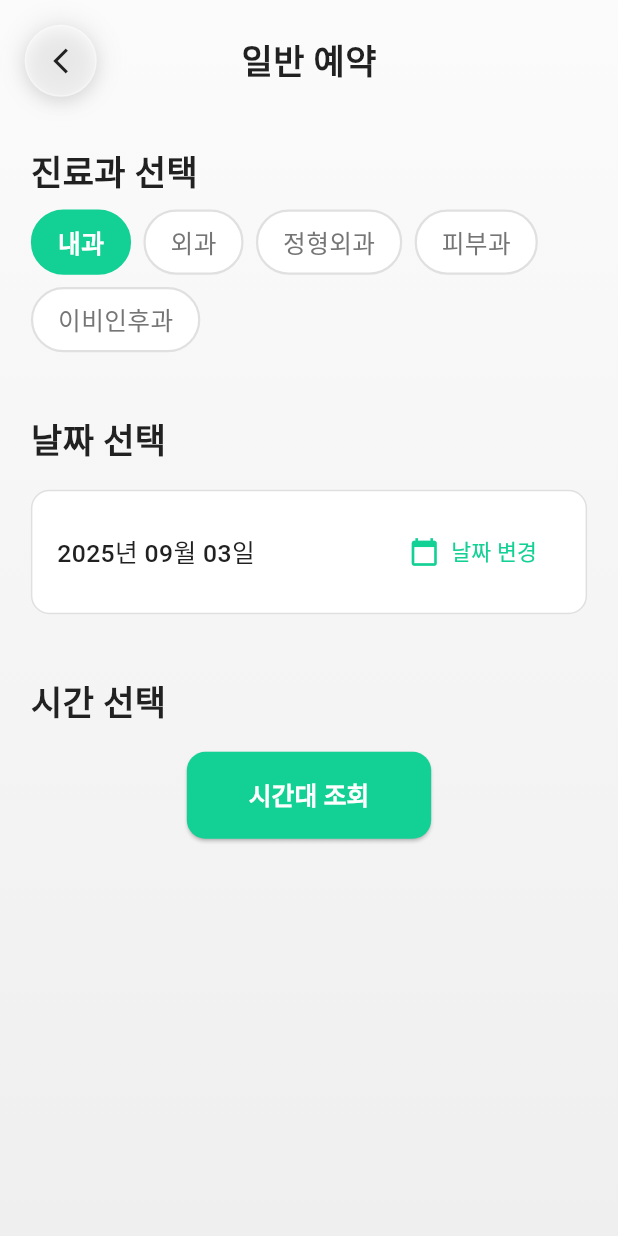
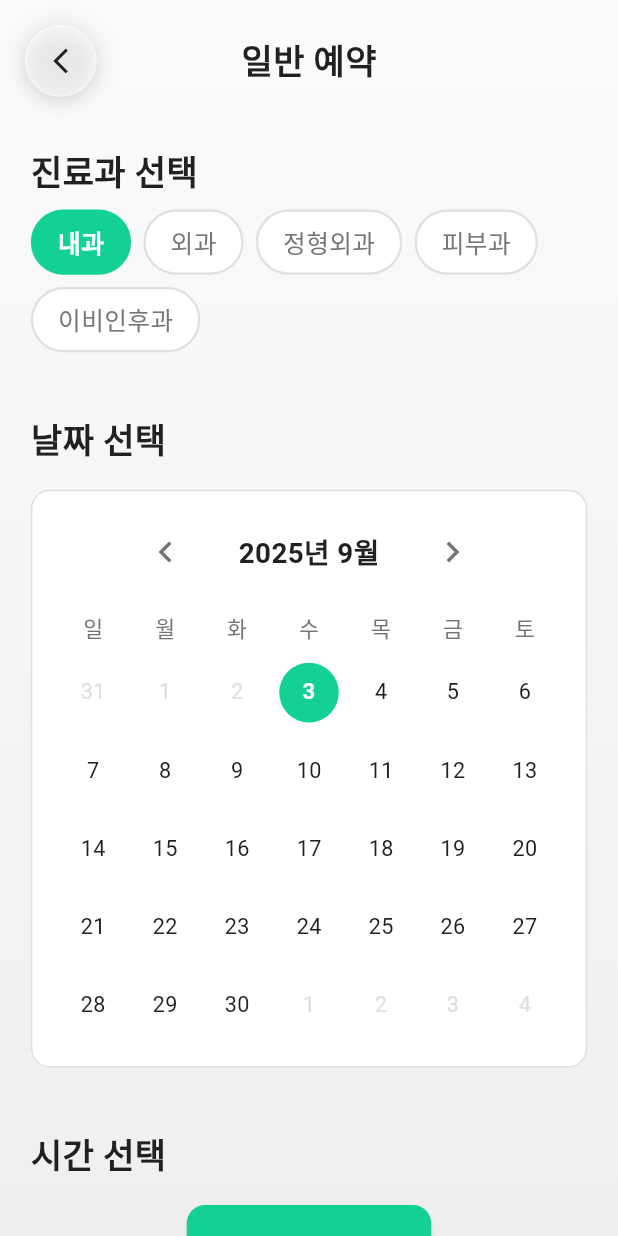
Before and after one commit to 9oormthon-univ/2025_SEASONTHON_TEAM_45_APP, a Flutter app: the GeneralAppointmentView screen opened directly, after a tap on "내과", on a phone screen of 412 x 824 dp. Run offline on Flutter 3.47's test engine with Material 3 defaults, Android fonts, the phone set to English and light mode, and no system bars; our stand-ins replace bloc, dartz, dio, equatable, flutter_bloc, flutter_blue_plus and 4 more; accounts and stored records are empty; Roboto replaces fonts that are missing (Pretendard); project files that could hold a hidden picture were left out.

Commit message:
일반예약 디자인 적용 - 날짜 선택

```diff
--- a/lib/presentation/views/general_appointment_view.dart
+++ b/lib/presentation/views/general_appointment_view.dart
@@ -222,8 +222,26 @@ class _GeneralAppointmentViewState extends State<GeneralAppointmentView> {
         ),
         SizedBox(height: ResponsiveUtils.spacing(context, SpacingSize.md)),
 
-        // 날짜 표시 카드
-        Container(
+        // 인라인 캘린더
+        _buildInlineCalendar(context),
+      ],
+    );
+  }
+
+  // 인라인 캘린더 위젯
+  Widget _buildInlineCalendar(BuildContext context) {
+    // 현재 표시할 월의 첫날 계산
+    final firstDayOfMonth = DateTime(selectedDate.year, selectedDate.month, 1);
+
+    // 캘린더에 표시할 첫 날 (이전 달의 일요일부터)
+    final firstDayToShow = firstDayOfMonth.subtract(
+      Duration(days: firstDayOfMonth.weekday % 7),
+    );
+
+    // 6주 * 7일 = 42일 표시
+    final daysToShow = 35;
+
+    return Container(
       padding: EdgeInsets.all(ResponsiveUtils.spacing(context, SpacingSize.md)),
       decoration: BoxDecoration(
         color: Colors.white,
@@ -233,38 +251,102 @@ class _GeneralAppointmentViewState extends State<GeneralAppointmentView> {
           width: 1,
         ),
       ),
-          child: Row(
-            mainAxisAlignment: MainAxisAlignment.spaceBetween,
+      child: Column(
         children: [
+          // 월 네비게이션
+          Row(
+            mainAxisAlignment: MainAxisAlignment.center,
+            children: [
+              IconButton(
+                icon: Icon(
+                  Icons.chevron_left,
+                  color: AppColors.textSecondary,
+                  size: 28,
+                ),
+                onPressed: () {
+                  setState(() {
+                    selectedDate = DateTime(
+                      selectedDate.year,
+                      selectedDate.month - 1,
+                      1,
+                    );
+                  });
+                },
+              ),
+              SizedBox(width: ResponsiveUtils.spacing(context, SpacingSize.lg)),
               Text(
-                DateFormat('yyyy년 MM월 dd일').format(selectedDate),
+                '${selectedDate.year}년 ${selectedDate.month}월',
                 style: TextStyle(
-                  fontSize: ResponsiveUtils.fontSize(context, FontSize.md),
-                  fontWeight: FontWeight.w500,
+                  fontSize: ResponsiveUtils.fontSize(context, FontSize.lg),
+                  fontWeight: FontWeight.w600,
                   color: AppColors.textPrimary,
                 ),
               ),
-              TextButton.icon(
+              SizedBox(width: ResponsiveUtils.spacing(context, SpacingSize.lg)),
+              IconButton(
                 icon: Icon(
-                  Icons.calendar_today,
-                  size: 20,
-                  color: AppColors.primaryGreen,
+                  Icons.chevron_right,
+                  color: AppColors.textSecondary,
+                  size: 28,
                 ),
-                label: Text(
-                  '날짜 변경',
+                onPressed: () {
+                  setState(() {
+                    selectedDate = DateTime(
+                      selectedDate.year,
+                      selectedDate.month + 1,
+                      1,
+                    );
+                  });
+                },
+              ),
+            ],
+          ),
+          SizedBox(height: ResponsiveUtils.spacing(context, SpacingSize.md)),
+
+          // 요일 헤더
+          Row(
+            mainAxisAlignment: MainAxisAlignment.spaceAround,
+            children: ['일', '월', '화', '수', '목', '금', '토']
+                .map((day) => Expanded(
+                      child: Center(
+                        child: Text(
+                          day,
                           style: TextStyle(
                             fontSize: ResponsiveUtils.fontSize(context, FontSize.sm),
-                    color: AppColors.primaryGreen,
+                            fontWeight: FontWeight.w500,
+                            color: AppColors.textSecondary,
                           ),
                         ),
-                onPressed: () async {
-                  final date = await showDatePicker(
-                    context: context,
-                    initialDate: selectedDate,
-                    firstDate: DateTime.now(),
-                    lastDate: DateTime.now().add(const Duration(days: 30)),
-                  );
-                  if (date != null && mounted) {
+                      ),
+                    ))
+                .toList(),
+          ),
+          SizedBox(height: ResponsiveUtils.spacing(context, SpacingSize.sm)),
+
+          // 날짜 그리드
+          GridView.builder(
+            shrinkWrap: true,
+            physics: NeverScrollableScrollPhysics(),
+            gridDelegate: SliverGridDelegateWithFixedCrossAxisCount(
+              crossAxisCount: 7,
+              childAspectRatio: 1,
+              crossAxisSpacing: 0,
+              mainAxisSpacing: ResponsiveUtils.spacing(context, SpacingSize.xs),
+            ),
+            itemCount: daysToShow,
+            itemBuilder: (context, index) {
+              final date = firstDayToShow.add(Duration(days: index));
+              final isCurrentMonth = date.month == selectedDate.month;
+              final isSelected = date.year == selectedDate.year &&
+                  date.month == selectedDate.month &&
+                  date.day == selectedDate.day;
+              final isToday = date.year == DateTime.now().year &&
+                  date.month == DateTime.now().month &&
+                  date.day == DateTime.now().day;
+              final isPast = date.isBefore(DateTime.now().subtract(Duration(days: 1)));
+
+              return InkWell(
+                onTap: !isPast && isCurrentMonth ? () {
                   setState(() {
                     selectedDate = date;
                     selectedTime = null; // 날짜 변경시 시간 초기화
@@ -277,13 +359,33 @@ class _GeneralAppointmentViewState extends State<GeneralAppointmentView> {
                       date: DateFormat('yyyy-MM-dd').format(date),
                     ),
                   );
-                  }
+                } : null,
+                borderRadius: BorderRadius.circular(100),
+                child: Container(
+                  margin: EdgeInsets.all(ResponsiveUtils.spacing(context, SpacingSize.xs)),
+                  decoration: BoxDecoration(
+                    color: isSelected ? AppColors.primaryGreen : Colors.transparent,
+                    shape: BoxShape.circle,
+                  ),
+                  child: Center(
+                    child: Text(
+                      '${date.day}',
+                      style: TextStyle(
+                        fontSize: ResponsiveUtils.fontSize(context, FontSize.sm),
+                        fontWeight: isSelected ? FontWeight.w600 :
+                                   (isToday ? FontWeight.w600 : FontWeight.w400),
+                        color: isSelected ? Colors.white :
+                               (!isCurrentMonth || isPast) ? AppColors.grayLight :
+                               AppColors.textPrimary,
+                      ),
+                    ),
+                  ),
+                ),
+              );
             },
           ),
         ],
       ),
-        ),
-      ],
     );
   }
   // ================================================================
```
Lines whose indentation alone changed are shown as unchanged.
